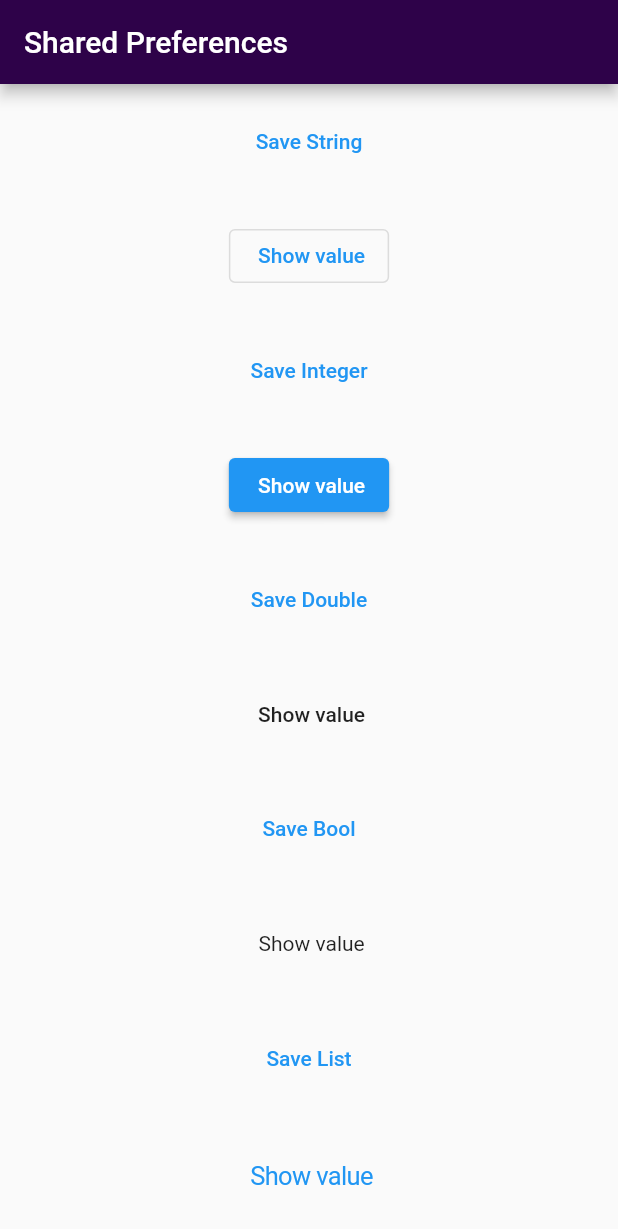
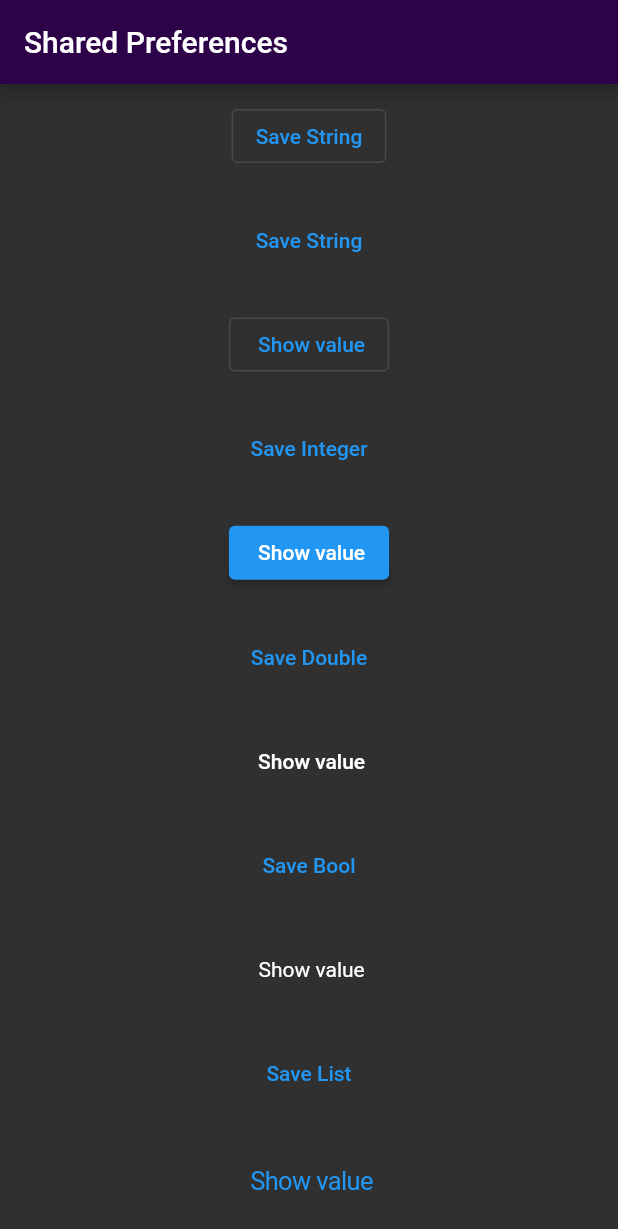
Before and after one commit to jinosh05/shared_preference_example_flutter, a Flutter app: the screen it shows after launch, after a tap on "Save String", on a phone screen of 412 x 824 dp. Shown: the top 1229 px of the screen. Run offline on Flutter 3.47's test engine with Material 2 defaults, Android fonts, the phone set to English and light mode, and no system bars; our stand-ins replace shared_preferences.

Commit message:
Darl theme applied

```diff
--- a/lib/main.dart
+++ b/lib/main.dart
@@ -5,7 +5,17 @@ import 'package:shared_preferences/shared_preferences.dart';
 void main(List<String> args) {
   runApp(MaterialApp(
       home: MyShared(),
-  ));
+      theme: ThemeData(
+        brightness: Brightness.dark,
+        inputDecorationTheme: InputDecorationTheme(
+          isDense: true,
+          border: OutlineInputBorder(
+            borderSide: BorderSide(
+              color: Color(0xffA91079),
+            ),
+          ),
+        ),
+      )));
 }
 
 class MyShared extends StatefulWidget {
@@ -23,10 +33,15 @@ class _MySharedState extends State<MyShared> {
         backgroundColor: Color(0xff2E0249),
         title: Text("Shared Preferences"),
       ),
-      body: Center(
-        child: Column(
+      body: Column(
         mainAxisAlignment: MainAxisAlignment.spaceAround,
         children: [
+          Row(
+            mainAxisAlignment: MainAxisAlignment.spaceEvenly,
+            children: [
+              OutlinedButton(onPressed: () {}, child: Text('Save String')),
+            ],
+          ),
           TextButton(
               onPressed: () {
                 storeMyData("str", "My String");
@@ -84,7 +99,6 @@ class _MySharedState extends State<MyShared> {
           )
         ],
       ),
-      ),
     );
   }
 
```
Lines whose indentation alone changed are shown as unchanged.
